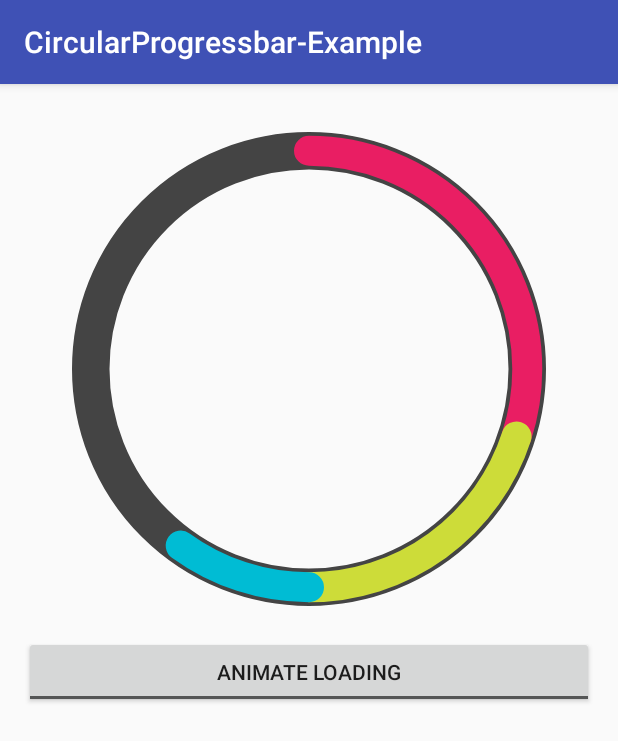
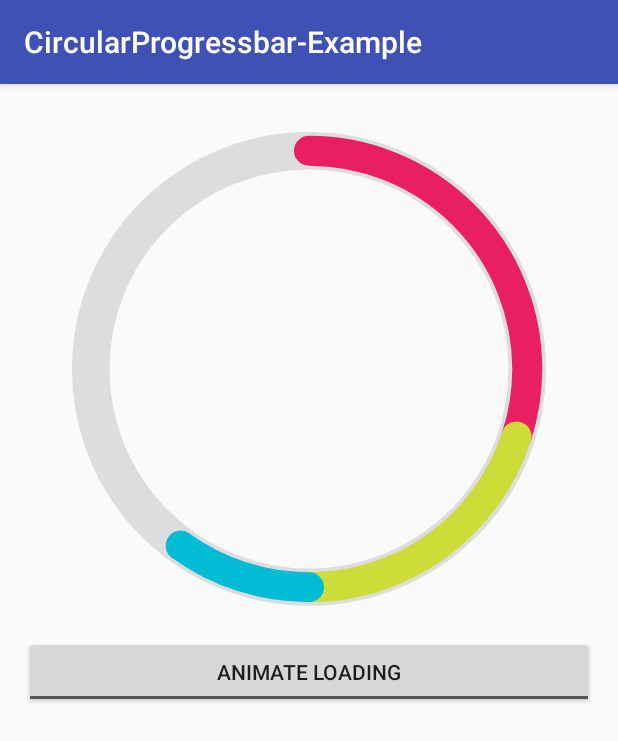
Before and after one commit to jomaceld/CircularProgressbar-Android, an Android app: the screen it shows after launch (MainActivity), after a tap on "MULTIBAR PROGRESSBAR EXAMPLE", on a phone screen of 412 x 824 dp. Shown: the top 741 px of the screen. Run offline under Robolectric (Android 15) with nearby library versions, the phone set to English and light mode, and no system bars.

Commit message:
Update examples

```diff
--- a/CircularProgressbarExampleApp/src/main/java/net/futuredrama/jomaceld/CircularProgressbar_ExampleApp/ExampleFragments/Example2Fragment.java
+++ b/CircularProgressbarExampleApp/src/main/java/net/futuredrama/jomaceld/CircularProgressbar_ExampleApp/ExampleFragments/Example2Fragment.java
@@ -82,6 +82,7 @@ public class Example2Fragment extends Fragment {
         // Set the numbers of bars
         pBar.setNumberOfBars(3);
         // Set up background color and thickness
+        pBar.setPbBackgroundColor(getResources().getColor(R.color.progressbar_bgColor2));
         pBar.setProgressbarBackgroundThickness(25, TypedValue.COMPLEX_UNIT_DIP);
         // Set bars thickness
         pBar.setBarsThickness(20, TypedValue.COMPLEX_UNIT_DIP);
```
